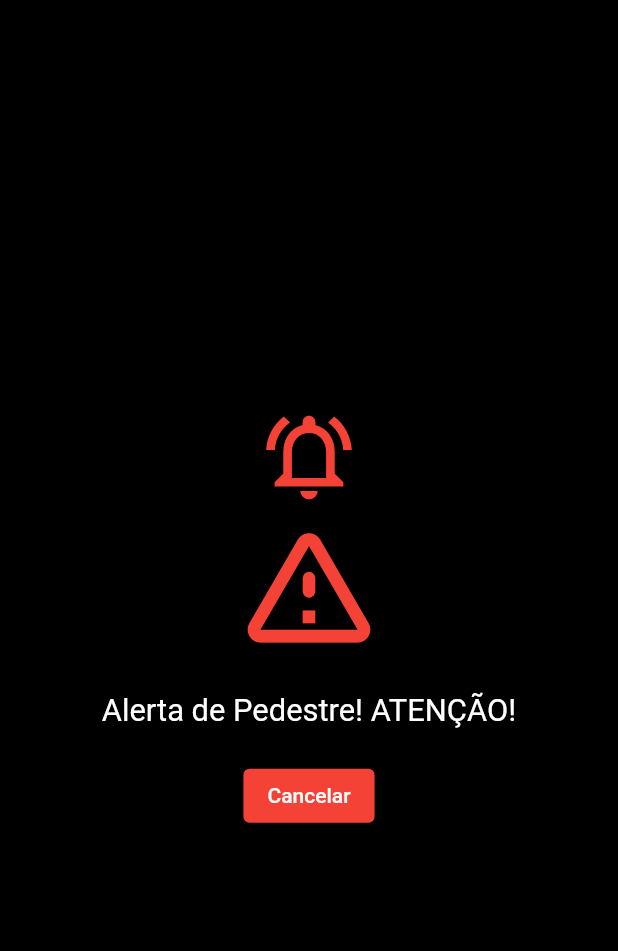
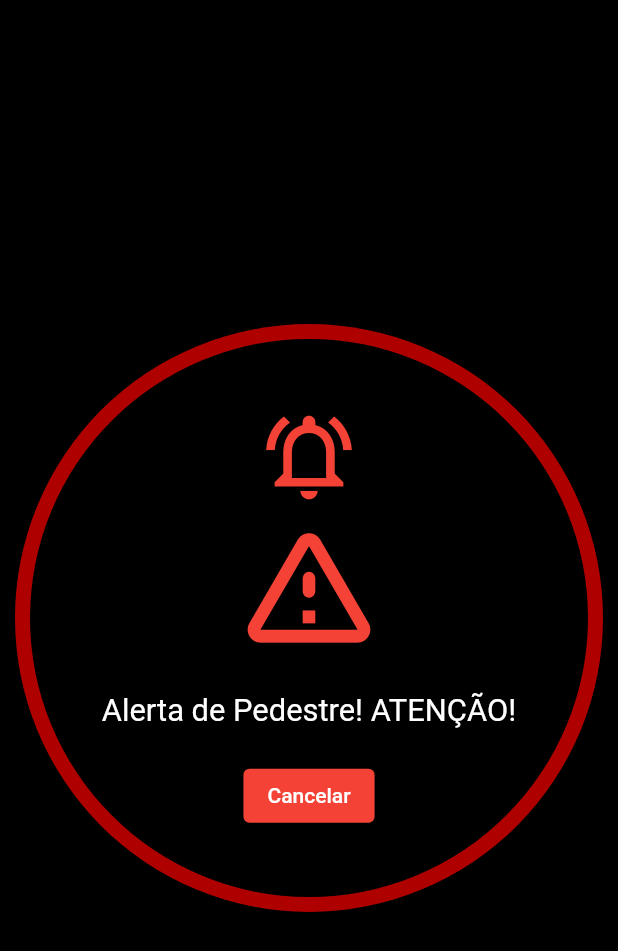
Before and after one commit to TalesAugusto1/Smart-Watch-2030, a Flutter app: the screen it shows after launch, on a phone screen of 412 x 824 dp. Shown: the top 951 px of the screen. Run offline on Flutter 3.47's test engine with Material 2 defaults, Android fonts, the phone set to English and light mode, and no system bars; missing offline and left inert: wear.

Commit message:
red border added

```diff
--- a/lib/main.dart
+++ b/lib/main.dart
@@ -17,14 +17,28 @@ class MyApp extends StatelessWidget {
           builder: (context, constraints) {
             final radius = constraints.maxWidth / 2;
             return Center(
-              child: Container(
-                width: constraints.maxWidth,
-                height: constraints.maxHeight,
+              child: Stack(
+                alignment: Alignment.center,
+                children: <Widget>[
+                  Container(
+                    margin: EdgeInsets.all(10),
+                    width: constraints.maxWidth - 20,
+                    height: constraints.maxHeight - 20,
+                    decoration: BoxDecoration(
+                      color: Color.fromARGB(255, 175, 0, 0),
+                      shape: BoxShape.circle,
+                    ),
+                  ),
+                  Container(
+                    margin: EdgeInsets.all(20),
+                    width: constraints.maxWidth - 40,
+                    height: constraints.maxHeight - 40,
                     decoration: BoxDecoration(
                       color: Colors.black,
                       shape: BoxShape.circle,
                     ),
-                child: Column(
+                  ),
+                  Column(
                     mainAxisAlignment: MainAxisAlignment.center,
                     children: <Widget>[
                       Icon(
@@ -49,14 +63,15 @@ class MyApp extends StatelessWidget {
                       SizedBox(height: radius / 10),
                       ElevatedButton(
                         onPressed: () {},
-                      child: Text('Cancelar'),
                         style: ElevatedButton.styleFrom(
-                        primary: Colors.red,
-                        onPrimary: Colors.white,
+                          backgroundColor: Colors.red,
+                          foregroundColor: Colors.white,
                         ),
+                        child: const Text('Cancelar'),
                       ),
                     ],
                   ),
+                ],
               ),
             );
           },
```
Lines whose indentation alone changed are shown as unchanged.
